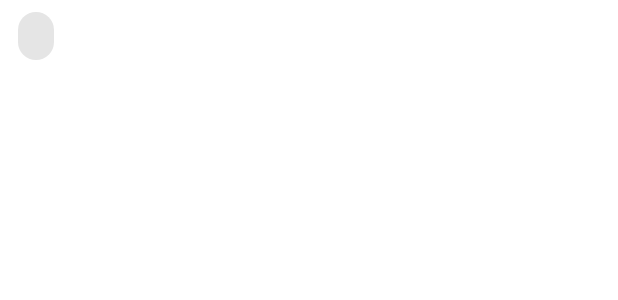
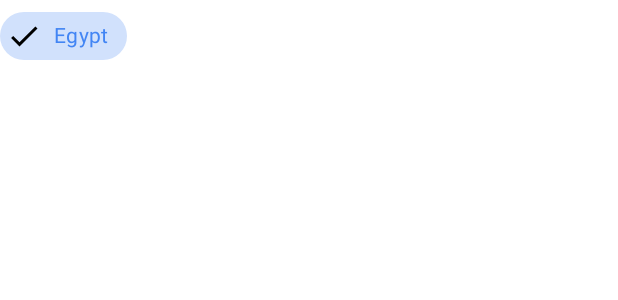
Before and after one commit to abdosharaf9/GDG-Finder, an Android app: the layout item_chip.xml on its own in the app's theme, with its tools: preview values and no code run, on a phone screen of 412 x 824 dp. Shown: the top 300 px of the screen. Run offline under Robolectric (Android 15) with nearby library versions, the phone set to English and light mode, and no system bars.

Commit message:
Change app icon & theme, and added filters to the list

```diff
--- a/app/src/main/AndroidManifest.xml
+++ b/app/src/main/AndroidManifest.xml
@@ -8,7 +8,8 @@
         android:allowBackup="true"
         android:dataExtractionRules="@xml/data_extraction_rules"
         android:fullBackupContent="@xml/backup_rules"
-        android:icon="@mipmap/ic_launcher"
+        android:icon="@drawable/ic_gdg_logo"
+        android:roundIcon="@drawable/ic_gdg_logo"
         android:label="@string/app_name"
         android:supportsRtl="true"
         android:theme="@style/Theme.GDGFinder"
--- a/app/src/main/res/layout/item_chip.xml
+++ b/app/src/main/res/layout/item_chip.xml
@@ -1,7 +1,10 @@
 <?xml version="1.0" encoding="utf-8"?>
 <com.google.android.material.chip.Chip xmlns:android="http://schemas.android.com/apk/res/android"
+    xmlns:app="http://schemas.android.com/apk/res-auto"
+    xmlns:tools="http://schemas.android.com/tools"
+    style="@style/Widget.MaterialComponents.Chip.Choice"
     android:layout_width="wrap_content"
     android:layout_height="wrap_content"
-    android:theme="@style/ShapeAppearanceOverlay.Material3.Chip">
-
-</com.google.android.material.chip.Chip>
+    app:checkedIconVisible="true"
+    tools:checked="true"
+    tools:text="Egypt" />
--- a/app/src/main/res/values-night/themes.xml
+++ /dev/null
@@ -1,16 +0,0 @@
-<resources xmlns:tools="http://schemas.android.com/tools">
-    <!-- Base application theme. -->
-    <style name="Theme.GDGFinder" parent="Theme.MaterialComponents.DayNight.DarkActionBar">
-        <!-- Primary brand color. -->
-        <item name="colorPrimary">@color/purple_200</item>
-        <item name="colorPrimaryVariant">@color/purple_700</item>
-        <item name="colorOnPrimary">@color/black</item>
-        <!-- Secondary brand color. -->
-        <item name="colorSecondary">@color/teal_200</item>
-        <item name="colorSecondaryVariant">@color/teal_200</item>
-        <item name="colorOnSecondary">@color/black</item>
-        <!-- Status bar color. -->
-        <item name="android:statusBarColor">?attr/colorPrimaryVariant</item>
-        <!-- Customize your theme here. -->
-    </style>
-</resources>
--- a/app/src/main/res/values/colors.xml
+++ b/app/src/main/res/values/colors.xml
@@ -1,10 +1,9 @@
 <?xml version="1.0" encoding="utf-8"?>
 <resources>
-    <color name="purple_200">#FFBB86FC</color>
-    <color name="purple_500">#FF6200EE</color>
-    <color name="purple_700">#FF3700B3</color>
-    <color name="teal_200">#FF03DAC5</color>
-    <color name="teal_700">#FF018786</color>
+    <color name="main_color">#4285F4</color>
+    <color name="red">#DB4437</color>
+    <color name="yellow">#FFC107</color>
+    <color name="green">#0F9D58</color>
     <color name="black">#FF000000</color>
     <color name="white">#FFFFFFFF</color>
     <color name="gray">#EEEEEE</color>
--- a/app/src/main/res/values/themes.xml
+++ b/app/src/main/res/values/themes.xml
@@ -1,13 +1,13 @@
 <resources xmlns:tools="http://schemas.android.com/tools">
     <!-- Base application theme. -->
-    <style name="Theme.GDGFinder" parent="Theme.MaterialComponents.DayNight.DarkActionBar">
+    <style name="Theme.GDGFinder" parent="Theme.MaterialComponents.Light.DarkActionBar">
         <!-- Primary brand color. -->
-        <item name="colorPrimary">@color/purple_500</item>
-        <item name="colorPrimaryVariant">@color/purple_700</item>
+        <item name="colorPrimary">@color/main_color</item>
+        <item name="colorPrimaryVariant">@color/main_color</item>
         <item name="colorOnPrimary">@color/white</item>
         <!-- Secondary brand color. -->
-        <item name="colorSecondary">@color/teal_200</item>
-        <item name="colorSecondaryVariant">@color/teal_700</item>
+        <item name="colorSecondary">@color/red</item>
+        <item name="colorSecondaryVariant">@color/red</item>
         <item name="colorOnSecondary">@color/black</item>
         <!-- Status bar color. -->
         <item name="android:statusBarColor">?attr/colorPrimaryVariant</item>
```
Also changed, not shown: app/src/main/java/com/abdosharaf/gdgfinder/ui/fragments/list/ChaptersListFragment.kt (+29 -0 lines), app/src/main/java/com/abdosharaf/gdgfinder/ui/fragments/list/ListViewModel.kt (+43 -2 lines), app/src/main/res/layout/fragment_chapters_list.xml (+8 -4 lines).
